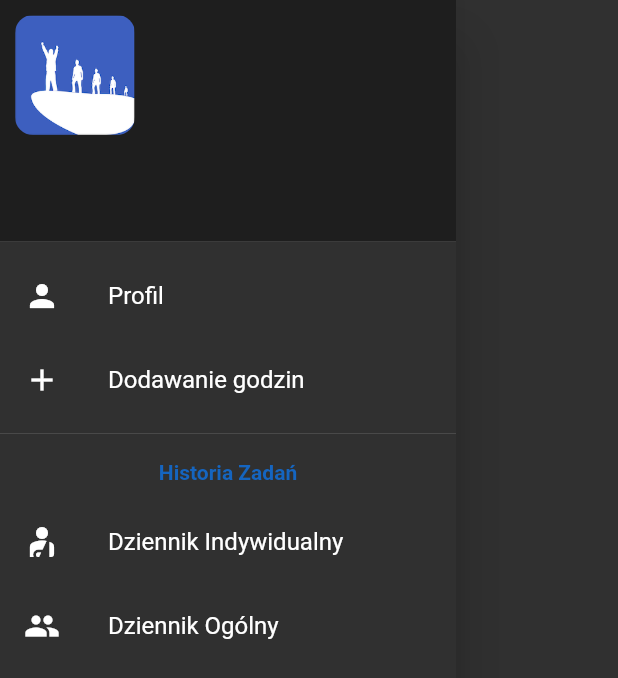
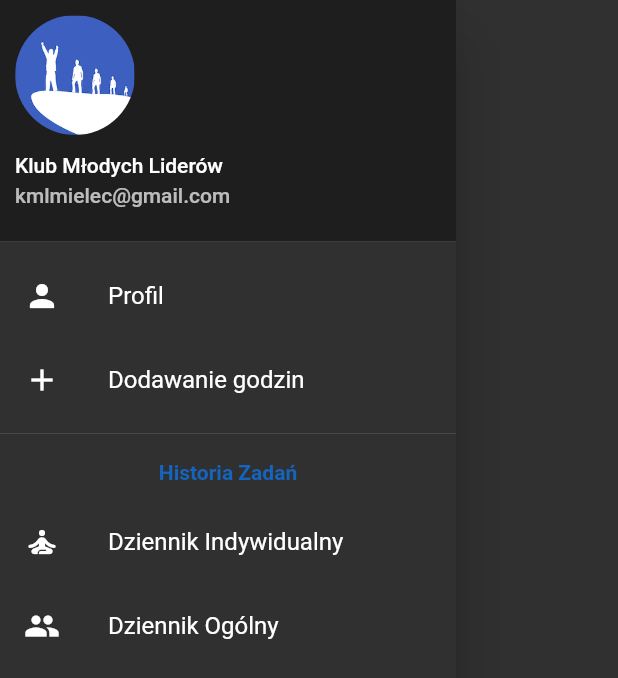
Before and after one commit to arix2000/kml_flutter_app, a Flutter app: the AppDrawer widget shown alone on an empty page, opened directly, on a phone screen of 412 x 824 dp. Shown: the top 678 px of the screen. Run offline on Flutter 3.47's test engine with Material 2 defaults, Android fonts, the phone set to English and light mode, and no system bars; our stand-ins replace bloc, dartz, data_connection_checker, equatable, flutter_bloc, get_it and 2 more; missing offline and left inert: dart:ffi; accounts and stored records are empty; network calls fail.

Commit message:
add completed drawer header

```diff
--- a/lang/pl.json
+++ b/lang/pl.json
@@ -11,5 +11,6 @@
   "work_time_season": "W tym sezonie",
   "work_time_month": "W tym miesiącu",
   "sections": "Sekcje",
-  "somethings_wrong":"Coś poszło nie tak!"
+  "somethings_wrong":"Coś poszło nie tak!",
+  "drawer_header_email":"kmlmielec@gmail.com"
 }
--- a/lib/features/login/presentation/login_page.dart
+++ b/lib/features/login/presentation/login_page.dart
@@ -1,6 +1,7 @@
 
 
 import 'package:flutter/material.dart';
+import 'package:flutter/painting.dart';
 import 'package:flutter_bloc/flutter_bloc.dart' as bloc;
 import 'package:flutter_bloc/flutter_bloc.dart';
 import 'package:kml_flutter_app/core/dependency_injection.dart';
@@ -9,7 +10,6 @@ import 'package:kml_flutter_app/core/widgets/text_snack_bar.dart';
 import 'package:kml_flutter_app/core/widgets/app_button.dart';
 import 'package:kml_flutter_app/features/login/data/login_model.dart';
 import 'package:kml_flutter_app/features/maincontainer/main_container.dart';
-
 import 'bloc/login/login_bloc.dart';
 
 final loginController = TextEditingController();
--- a/lib/features/maincontainer/app_drawer.dart
+++ b/lib/features/maincontainer/app_drawer.dart
@@ -15,6 +15,7 @@ class AppDrawer extends StatelessWidget {
             leading: Icon(Icons.person),
             title: Text("Profil"),
             onTap: () {
+              Navigator.pop(context);
               Navigator.pushNamed(context, ProfilePage.route);
               Navigator.pop(context);
             },
@@ -43,7 +44,7 @@ class AppDrawer extends StatelessWidget {
           ),
           SizedBox(height: 10,),
           ListTile(
-            leading: Icon(Icons.personal_injury),
+            leading: Icon(Icons.self_improvement_rounded),
             title: Text("Dziennik Indywidualny"),
             onTap: () {
               Navigator.pop(context);
--- a/lib/features/maincontainer/app_drawer_header.dart
+++ b/lib/features/maincontainer/app_drawer_header.dart
@@ -1,5 +1,5 @@
-import 'package:flutter/cupertino.dart';
 import 'package:flutter/material.dart';
+import 'package:kml_flutter_app/core/extensions/context_ext.dart';
 
 class AppDrawerHeader extends StatelessWidget {
   @override
@@ -9,14 +9,25 @@ class AppDrawerHeader extends StatelessWidget {
       alignment: Alignment.bottomLeft,
       color: Colors.black38,
       child: Column(
+        crossAxisAlignment: CrossAxisAlignment.start,
         children: [
           ClipRRect(
-            borderRadius: BorderRadius.circular(12),
+            borderRadius: BorderRadius.circular(120),
             child: Image(
               image: AssetImage("resources/icon_logo.png"),
               width: 80,
               height: 80,
             ),
+          ),
+          SizedBox(height: 12),
+          Text(
+            context.getString('app_name'),
+            style: TextStyle(color: Colors.white),
+          ),
+          SizedBox(height: 4),
+          Text(
+            context.getString('drawer_header_email'),
+            style: TextStyle(color: Colors.white70),
           )
         ],
       ),
```
